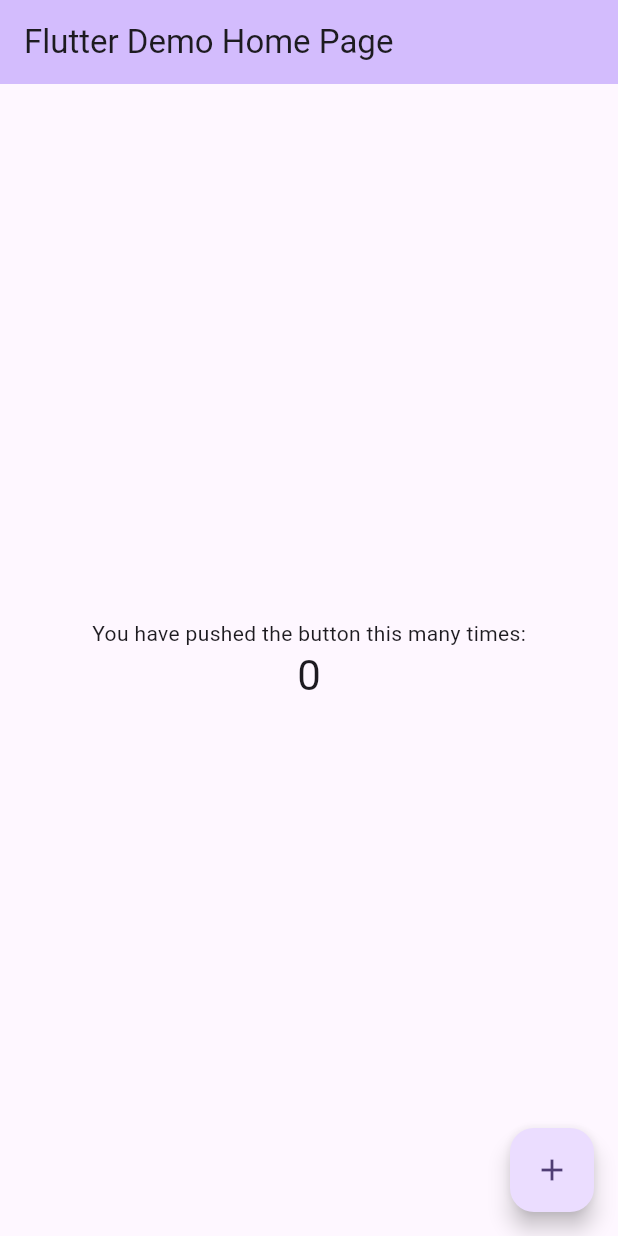
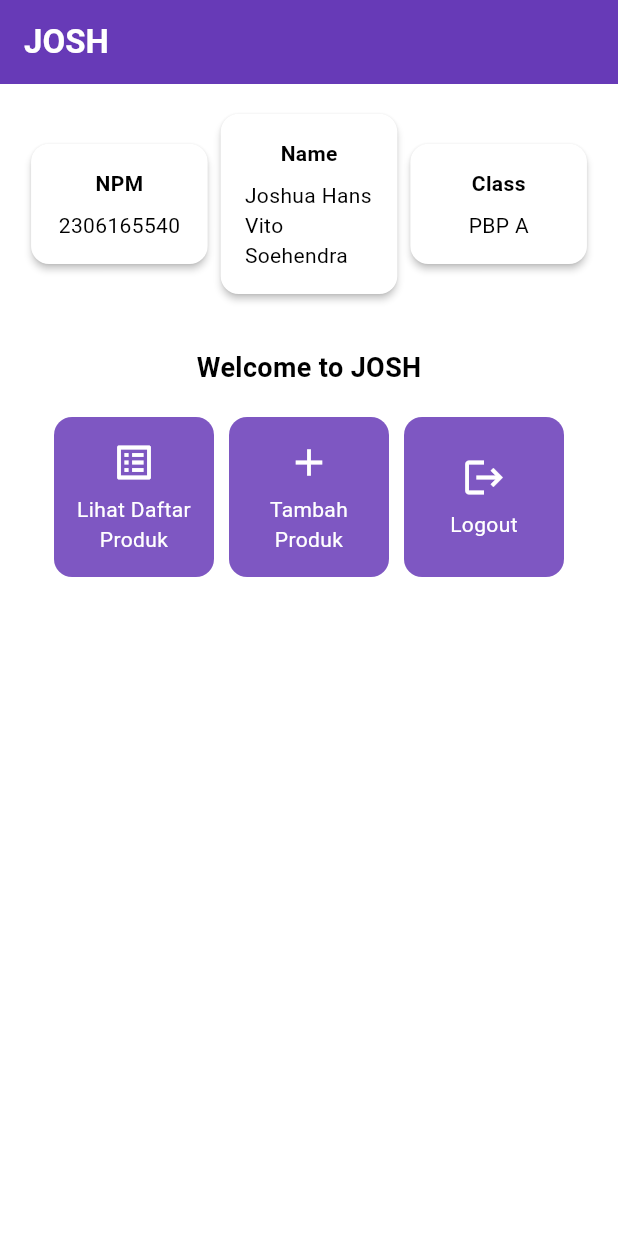
Before and after one commit to joshuahvs/josh-mobile, a Flutter app: the screen it shows after launch, on a phone screen of 412 x 824 dp. Run offline on Flutter 3.47's test engine with Material 3 defaults, Android fonts, the phone set to English and light mode, and no system bars.

Commit message:
menyelesaikan tugas 7

```diff
--- a/lib/main.dart
+++ b/lib/main.dart
@@ -1,4 +1,5 @@
 import 'package:flutter/material.dart';
+import 'package:josh_mobile/menu.dart';
 
 void main() {
   runApp(const MyApp());
@@ -28,98 +29,12 @@
         //
         // This works for code too, not just values: Most code changes can be
         // tested with just a hot reload.
-        colorScheme: ColorScheme.fromSeed(seedColor: Colors.deepPurple),
+         colorScheme: ColorScheme.fromSwatch(
+              primarySwatch: Colors.deepPurple,
+        ).copyWith(secondary: Colors.deepPurple[400]),
         useMaterial3: true,
       ),
-      home: const MyHomePage(title: 'Flutter Demo Home Page'),
+      home: MyHomePage(),
     );
   }
 }
-
-class MyHomePage extends StatefulWidget {
-  const MyHomePage({super.key, required this.title});
-
-  // This widget is the home page of your application. It is stateful, meaning
-  // that it has a State object (defined below) that contains fields that affect
-  // how it looks.
-
-  // This class is the configuration for the state. It holds the values (in this
-  // case the title) provided by the parent (in this case the App widget) and
-  // used by the build method of the State. Fields in a Widget subclass are
-  // always marked "final".
-
-  final String title;
-
-  @override
-  State<MyHomePage> createState() => _MyHomePageState();
-}
-
-class _MyHomePageState extends State<MyHomePage> {
-  int _counter = 0;
-
-  void _incrementCounter() {
-    setState(() {
-      // This call to setState tells the Flutter framework that something has
-      // changed in this State, which causes it to rerun the build method below
-      // so that the display can reflect the updated values. If we changed
-      // _counter without calling setState(), then the build method would not be
-      // called again, and so nothing would appear to happen.
-      _counter++;
-    });
-  }
-
-  @override
-  Widget build(BuildContext context) {
-    // This method is rerun every time setState is called, for instance as done
-    // by the _incrementCounter method above.
-    //
-    // The Flutter framework has been optimized to make rerunning build methods
-    // fast, so that you can just rebuild anything that needs updating rather
-    // than having to individually change instances of widgets.
-    return Scaffold(
-      appBar: AppBar(
-        // TRY THIS: Try changing the color here to a specific color (to
-        // Colors.amber, perhaps?) and trigger a hot reload to see the AppBar
-        // change color while the other colors stay the same.
-        backgroundColor: Theme.of(context).colorScheme.inversePrimary,
-        // Here we take the value from the MyHomePage object that was created by
-        // the App.build method, and use it to set our appbar title.
-        title: Text(widget.title),
-      ),
-      body: Center(
-        // Center is a layout widget. It takes a single child and positions it
-        // in the middle of the parent.
-        child: Column(
-          // Column is also a layout widget. It takes a list of children and
-          // arranges them vertically. By default, it sizes itself to fit its
-          // children horizontally, and tries to be as tall as its parent.
-          //
-          // Column has various properties to control how it sizes itself and
-          // how it positions its children. Here we use mainAxisAlignment to
-          // center the children vertically; the main axis here is the vertical
-          // axis because Columns are vertical (the cross axis would be
-          // horizontal).
-          //
-          // TRY THIS: Invoke "debug painting" (choose the "Toggle Debug Paint"
-          // action in the IDE, or press "p" in the console), to see the
-          // wireframe for each widget.
-          mainAxisAlignment: MainAxisAlignment.center,
-          children: <Widget>[
-            const Text(
-              'You have pushed the button this many times:',
-            ),
-            Text(
-              '$_counter',
-              style: Theme.of(context).textTheme.headlineMedium,
-            ),
-          ],
-        ),
-      ),
-      floatingActionButton: FloatingActionButton(
-        onPressed: _incrementCounter,
-        tooltip: 'Increment',
-        child: const Icon(Icons.add),
-      ), // This trailing comma makes auto-formatting nicer for build methods.
-    );
-  }
-}
--- /dev/null
+++ b/lib/menu.dart
@@ -0,0 +1,179 @@
+import 'package:flutter/material.dart';
+
+class MyHomePage extends StatelessWidget {
+  MyHomePage({super.key});
+
+  final String npm = '2306165540';
+  final String name = 'Joshua Hans Vito Soehendra';
+  final String className = 'PBP A';
+
+  final List<ItemHomepage> items = [
+    ItemHomepage("Lihat Daftar Produk", Icons.list_alt),
+    ItemHomepage("Tambah Produk", Icons.add),
+    ItemHomepage("Logout", Icons.logout),
+  ];
+
+  @override
+  Widget build(BuildContext context) {
+    // Scaffold menyediakan struktur dasar halaman dengan AppBar dan body.
+    return Scaffold(
+      // AppBar adalah bagian atas halaman yang menampilkan judul.
+      appBar: AppBar(
+        // Judul aplikasi "Mental Health Tracker" dengan teks putih dan tebal.
+        title: const Text(
+          'JOSH',
+          style: TextStyle(
+            color: Colors.white,
+            fontWeight: FontWeight.bold,
+          ),
+        ),
+        // Warna latar belakang AppBar diambil dari skema warna tema aplikasi.
+        backgroundColor: Theme.of(context).colorScheme.primary,
+      ),
+      // Body halaman dengan padding di sekelilingnya.
+      body: Padding(
+        padding: const EdgeInsets.all(16.0),
+        // Menyusun widget secara vertikal dalam sebuah kolom.
+        child: Column(
+          crossAxisAlignment: CrossAxisAlignment.center,
+          children: [
+            // Row untuk menampilkan 3 InfoCard secara horizontal.
+            Row(
+              mainAxisAlignment: MainAxisAlignment.spaceEvenly,
+              children: [
+                InfoCard(title: 'NPM', content: npm),
+                InfoCard(title: 'Name', content: name),
+                InfoCard(title: 'Class', content: className),
+              ],
+            ),
+            // Memberikan jarak vertikal 16 unit.
+            const SizedBox(height: 16.0),
+            // Menempatkan widget berikutnya di tengah halaman.
+            Center(
+              child: Column(
+                // Menyusun teks dan grid item secara vertikal.
+                children: [
+                  // Menampilkan teks sambutan dengan gaya tebal dan ukuran 18.
+                  const Padding(
+                    padding: EdgeInsets.only(top: 16.0),
+                    child: Text(
+                      'Welcome to JOSH',
+                      style: TextStyle(
+                        fontWeight: FontWeight.bold,
+                        fontSize: 18.0,
+                      ),
+                    ),
+                  ),
+                  // Grid untuk menampilkan ItemCard dalam bentuk grid 3 kolom.
+                  GridView.count(
+                    primary: true,
+                    padding: const EdgeInsets.all(20),
+                    crossAxisSpacing: 10,
+                    mainAxisSpacing: 10,
+                    crossAxisCount: 3,
+                    // Agar grid menyesuaikan tinggi kontennya.
+                    shrinkWrap: true,
+                    // Menampilkan ItemCard untuk setiap item dalam list items.
+                    children: items.map((ItemHomepage item) {
+                      return ItemCard(item);
+                    }).toList(),
+                  ),
+                ],
+              ),
+            ),
+          ],
+        ),
+      ),
+    );
+  }
+}
+
+class InfoCard extends StatelessWidget {
+  // Kartu informasi yang menampilkan title dan content.
+  final String title;
+  final String content;
+
+  const InfoCard({super.key, required this.title, required this.content});
+
+  @override
+  Widget build(BuildContext context) {
+    return Card(
+      // Membuat kotak kartu dengan bayangan dibawahnya.
+      elevation: 2.0,
+      child: Container(
+        // Mengatur ukuran dan jarak di dalam kartu.
+        width: MediaQuery.of(context).size.width / 3.5, // menyesuaikan dengan lebar device yang digunakan.
+        padding: const EdgeInsets.all(16.0),
+        // Menyusun title dan content secara vertikal.
+        child: Column(
+          children: [
+            Text(
+              title,
+              style: const TextStyle(fontWeight: FontWeight.bold),
+            ),
+            const SizedBox(height: 8.0),
+            Text(content),
+          ],
+        ),
+      ),
+    );
+  }
+}
+
+class ItemHomepage {
+  final String name;
+  final IconData icon;
+
+  ItemHomepage(this.name, this.icon);
+}
+
+class ItemCard extends StatelessWidget {
+  // Menampilkan kartu dengan ikon dan nama.
+  final ItemHomepage item;
+
+  const ItemCard(this.item, {super.key});
+
+  @override
+  Widget build(BuildContext context) {
+    return Material(
+      // Menentukan warna latar belakang dari tema aplikasi.
+      color: Theme.of(context).colorScheme.secondary,
+      // Membuat sudut kartu melengkung.
+      borderRadius: BorderRadius.circular(12),
+      child: InkWell(
+        // Aksi ketika kartu ditekan.
+        onTap: () {
+          // Menampilkan pesan SnackBar saat kartu ditekan.
+          ScaffoldMessenger.of(context)
+            ..hideCurrentSnackBar()
+            ..showSnackBar(
+              SnackBar(content: Text("Kamu telah menekan tombol ${item.name}!")),
+            );
+        },
+        // Container untuk menyimpan Icon dan Text
+        child: Container(
+          padding: const EdgeInsets.all(8),
+          child: Center(
+            child: Column(
+              // Menyusun ikon dan teks di tengah kartu.
+              mainAxisAlignment: MainAxisAlignment.center,
+              children: [
+                Icon(
+                  item.icon,
+                  color: Colors.white,
+                  size: 30.0,
+                ),
+                const Padding(padding: EdgeInsets.all(3)),
+                Text(
+                  item.name,
+                  textAlign: TextAlign.center,
+                  style: const TextStyle(color: Colors.white),
+                ),
+              ],
+            ),
+          ),
+        ),
+      ),
+    );
+  }
+}
```
Also changed, not shown: 1 other file.
